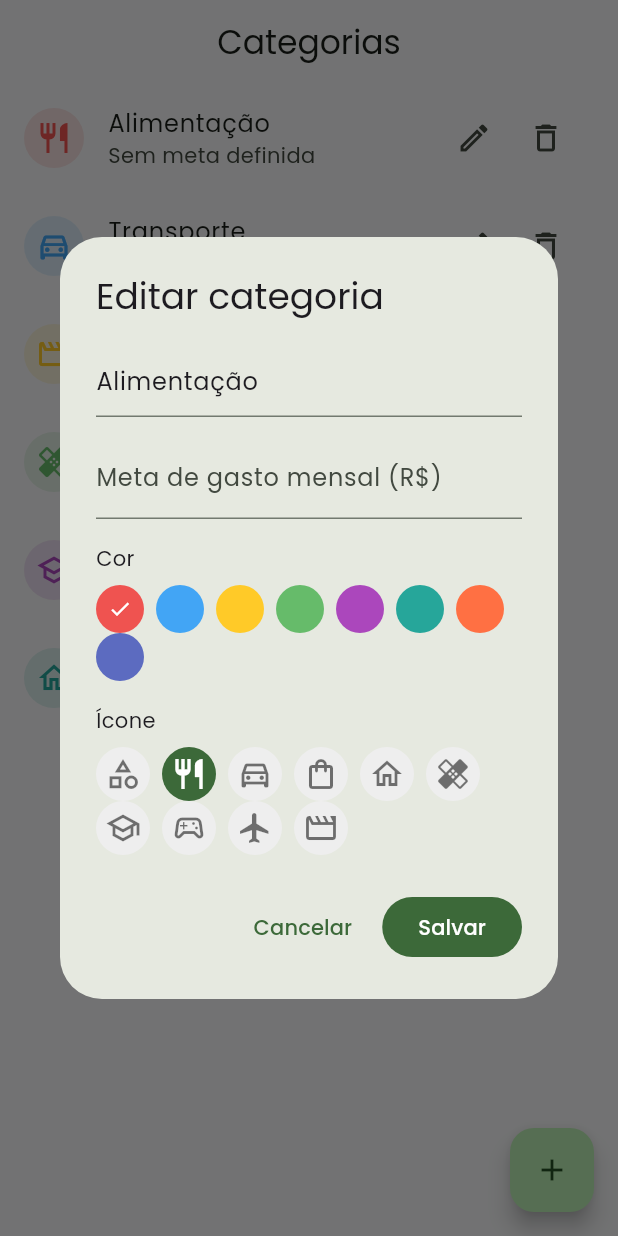
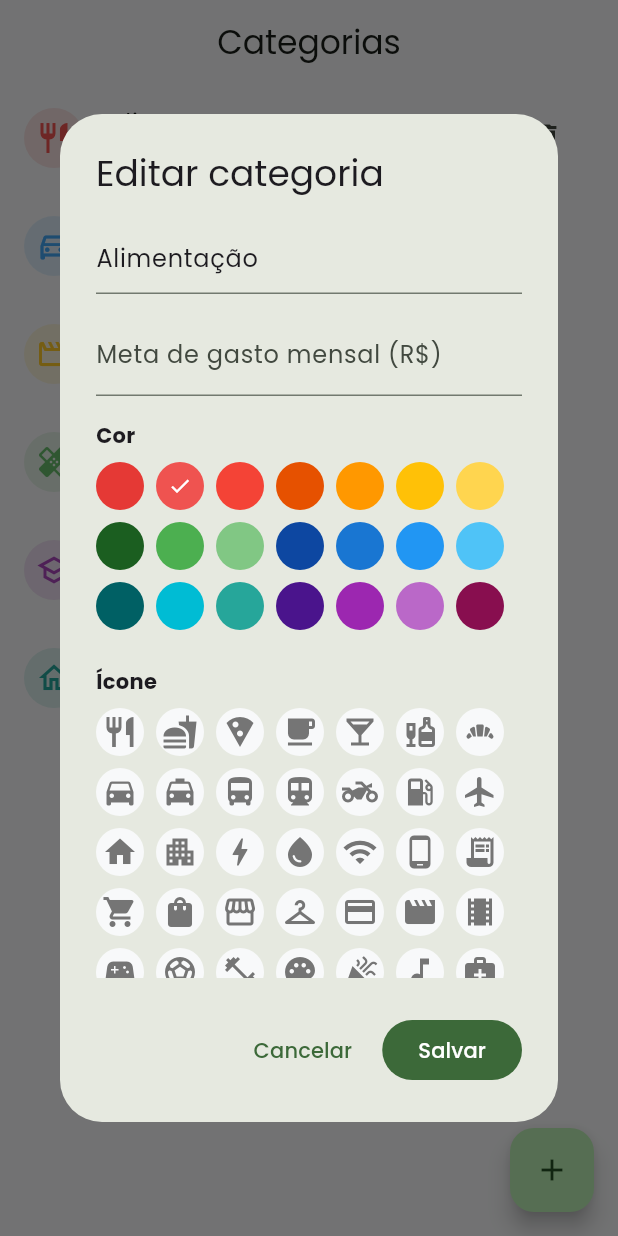
Before and after one commit to DiegoAndreLeffa/FlowFinance, a Flutter app: the CategoriesPage screen opened by its route, after a tap on the "edit" icon, on a phone screen of 412 x 824 dp. Run offline on Flutter 3.47's test engine with Material 3 defaults, Android fonts, the phone set to English and light mode, and no system bars; our stand-ins replace diacritic, file_picker, fl_chart, flutter_riverpod, go_router, google_fonts and 3 more; accounts and stored records are empty.

Commit message:
feat: Customização Avançada de Categorias

```diff
--- a/lib/features/categories/categories_page.dart
+++ b/lib/features/categories/categories_page.dart
@@ -6,27 +6,36 @@
 import '../../data/models/category_model.dart';
 
 const List<IconData> _availableIcons = [
-  Icons.category_outlined,
-  Icons.restaurant_outlined,
-  Icons.directions_car_outlined,
-  Icons.shopping_bag_outlined,
-  Icons.home_outlined,
-  Icons.healing_outlined,
-  Icons.school_outlined,
-  Icons.sports_esports_outlined,
-  Icons.flight_outlined,
-  Icons.movie_outlined,
+  // Comida / Bebida
+  Icons.restaurant, Icons.fastfood, Icons.local_pizza, Icons.local_cafe, Icons.local_bar, Icons.liquor, Icons.bakery_dining,
+  // Transporte
+  Icons.directions_car, Icons.local_taxi, Icons.directions_bus, Icons.directions_transit, Icons.two_wheeler, Icons.local_gas_station, Icons.flight,
+  // Moradia / Contas
+  Icons.home, Icons.apartment, Icons.bolt, Icons.water_drop, Icons.wifi, Icons.phone_android, Icons.receipt_long,
+  // Compras
+  Icons.shopping_cart, Icons.shopping_bag, Icons.storefront, Icons.checkroom, Icons.credit_card,
+  // Lazer / Entretenimento
+  Icons.movie, Icons.theaters, Icons.sports_esports, Icons.sports_soccer, Icons.fitness_center, Icons.palette, Icons.celebration, Icons.music_note,
+  // Saúde / Pets
+  Icons.medical_services, Icons.healing, Icons.local_pharmacy, Icons.favorite, Icons.pets,
+  // Finanças / Trabalho
+  Icons.attach_money, Icons.savings, Icons.trending_up, Icons.work, Icons.business_center, Icons.account_balance,
+  // Outros / Educação
+  Icons.school, Icons.menu_book, Icons.child_care, Icons.card_giftcard, Icons.category,
 ];
 
 const List<Color> _availableColors = [
-  Color(0xFFEF5350),
-  Color(0xFF42A5F5),
-  Color(0xFFFFCA28),
-  Color(0xFF66BB6A),
-  Color(0xFFAB47BC),
-  Color(0xFF26A69A),
-  Color(0xFFFF7043),
-  Color(0xFF5C6BC0),
+  // Tons Quentes (Vermelhos, Laranjas, Amarelos)
+  Color(0xFFE53935), Color(0xFFEF5350), Color(0xFFF44336),
+  Color(0xFFE65100), Color(0xFFFF9800), Color(0xFFFFC107), Color(0xFFFFD54F),
+  // Tons Frios (Verdes, Azuis, Cianos)
+  Color(0xFF1B5E20), Color(0xFF4CAF50), Color(0xFF81C784),
+  Color(0xFF0D47A1), Color(0xFF1976D2), Color(0xFF2196F3), Color(0xFF4FC3F7),
+  Color(0xFF006064), Color(0xFF00BCD4), Color(0xFF26A69A),
+  // Tons Neutros e Luxuosos (Roxos, Rosas, Marrons, Cinzas Escuros)
+  Color(0xFF4A148C), Color(0xFF9C27B0), Color(0xFFBA68C8),
+  Color(0xFF880E4F), Color(0xFFE91E63), Color(0xFFF06292),
+  Color(0xFF3E2723), Color(0xFF795548), Color(0xFF263238), Color(0xFF607D8B),
 ];
 
 class CategoriesPage extends StatefulWidget {
@@ -65,7 +74,16 @@
     );
 
     var selectedColor = category != null ? Color(int.parse(category.colorHex, radix: 16)) : _availableColors.first;
-    var selectedIcon = category != null ? _iconFromName(category.iconName) : _availableIcons.first;
+
+    var selectedIcon = _availableIcons.first;
+    if (category != null) {
+      final codePoint = int.tryParse(category.iconName);
+      if (codePoint != null) {
+        selectedIcon = IconData(codePoint, fontFamily: 'MaterialIcons');
+      } else {
+        selectedIcon = iconFromCategoryName(category.iconName);
+      }
+    }
 
     await showDialog<void>(
       context: context,
@@ -93,10 +111,15 @@
                       ),
                     ),
                     const SizedBox(height: 16),
-                    const Text('Cor'),
+                    const Text('Cor', style: TextStyle(fontWeight: FontWeight.bold)),
                     const SizedBox(height: 8),
-                    Wrap(
+
+                    SizedBox(
+                      height: 120,
+                      child: SingleChildScrollView(
+                        child: Wrap(
                           spacing: 8,
+                          runSpacing: 8,
                           children: _availableColors.map((color) {
                             final isSelected = selectedColor.value == color.value;
                             return GestureDetector(
@@ -109,22 +132,32 @@
                             );
                           }).toList(),
                         ),
+                      ),
+                    ),
                     const SizedBox(height: 16),
-                    const Text('Ícone'),
+
+                    const Text('Ícone', style: TextStyle(fontWeight: FontWeight.bold)),
                     const SizedBox(height: 8),
-                    Wrap(
+
+                    SizedBox(
+                      height: 180,
+                      child: SingleChildScrollView(
+                        child: Wrap(
                           spacing: 8,
+                          runSpacing: 8,
                           children: _availableIcons.map((icon) {
                             final isSelected = selectedIcon == icon;
                             return GestureDetector(
                               onTap: () => setDialogState(() => selectedIcon = icon),
                               child: CircleAvatar(
-                            radius: 18,
-                            backgroundColor: isSelected ? Theme.of(context).colorScheme.primary : Colors.grey.shade200,
-                            child: Icon(icon, color: isSelected ? Colors.white : Colors.black54),
+                                radius: 16,
+                                backgroundColor: isSelected ? selectedColor : Theme.of(context).colorScheme.surface,
+                                child: Icon(icon, color: isSelected ? Colors.white : Colors.grey.shade600),
                               ),
                             );
                           }).toList(),
+                        ),
+                      ),
                     ),
                   ],
                 ),
@@ -143,7 +176,7 @@
                       id: category?.id ?? DateTime.now().millisecondsSinceEpoch,
                       name: name,
                       colorHex: selectedColor.value.toRadixString(16).toUpperCase(),
-                      iconName: iconNameFromIcon(selectedIcon),
+                      iconName: selectedIcon.codePoint.toString(),
                       limitAmountInCents: limitCents,
                     );
 
@@ -169,6 +202,13 @@
   }
 
   IconData _iconFromName(String? iconName) {
+    if (iconName == null) return Icons.category;
+
+    final codePoint = int.tryParse(iconName);
+    if (codePoint != null) {
+      return IconData(codePoint, fontFamily: 'MaterialIcons');
+    }
+
     return iconFromCategoryName(iconName);
   }
 
@@ -184,7 +224,7 @@
                 final category = _categories[index];
                 return ListTile(
                   leading: CircleAvatar(
-                    backgroundColor: Color(int.parse(category.colorHex, radix: 16)).withValues(alpha: 0.15),
+                    backgroundColor: Color(int.parse(category.colorHex, radix: 16)).withOpacity(0.15),
                     child: Icon(_iconFromName(category.iconName), color: Color(int.parse(category.colorHex, radix: 16))),
                   ),
                   title: Text(category.name),
```
Lines whose indentation alone changed are shown as unchanged.
